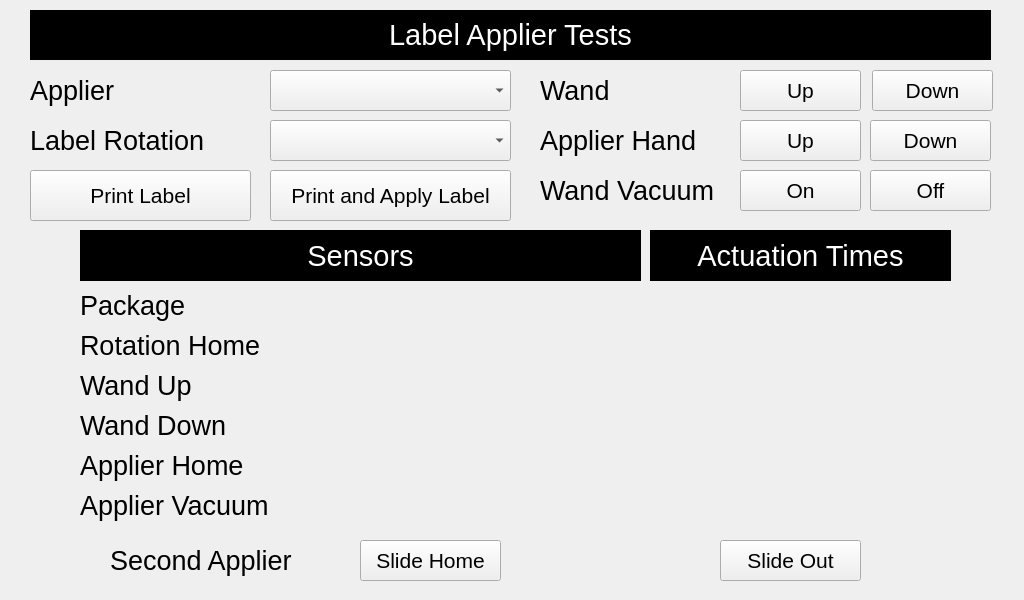
The window that Windux/Application/shared/sessionHandler/screens/serviceNewWrapperTestLabelApplier.ui (itwfeg/NGW-Branch-4.2.300) describes before a commit, drawn with Qt 5.
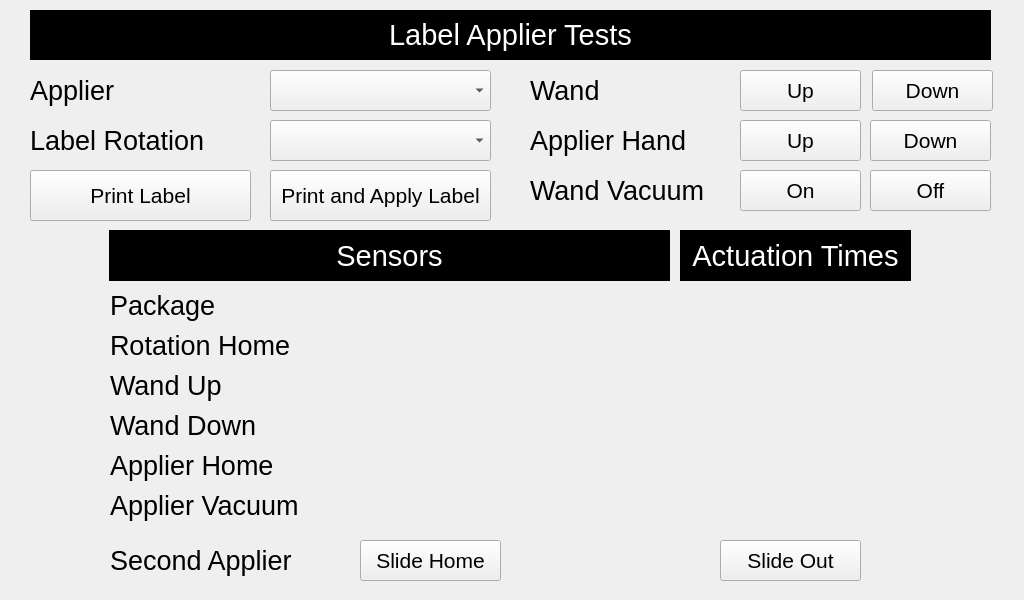
The same window after the commit.

Diff of the .ui file:
```diff
--- a/Windux/Application/shared/sessionHandler/screens/serviceNewWrapperTestLabelApplier.ui
+++ b/Windux/Application/shared/sessionHandler/screens/serviceNewWrapperTestLabelApplier.ui
@@ -46,7 +46,7 @@
   <widget class="QLabel" name="lblPackageSensor">
    <property name="geometry">
     <rect>
-     <x>520</x>
+     <x>550</x>
      <y>290</y>
      <width>121</width>
      <height>31</height>
@@ -70,7 +70,7 @@
   <widget class="QLabel" name="lblProductNumber_4">
    <property name="geometry">
     <rect>
-     <x>80</x>
+     <x>110</x>
      <y>290</y>
      <width>431</width>
      <height>31</height>
@@ -91,7 +91,7 @@
   <widget class="QLabel" name="lblPrimaryStation">
    <property name="geometry">
     <rect>
-     <x>80</x>
+     <x>109</x>
      <y>230</y>
      <width>561</width>
      <height>51</height>
@@ -188,7 +188,7 @@
   <widget class="QLabel" name="lblProductNumber_6">
    <property name="geometry">
     <rect>
-     <x>540</x>
+     <x>530</x>
      <y>170</y>
      <width>201</width>
      <height>41</height>
@@ -266,7 +266,7 @@
   <widget class="QLabel" name="lblProductNumber_3">
    <property name="geometry">
     <rect>
-     <x>540</x>
+     <x>530</x>
      <y>70</y>
      <width>201</width>
      <height>41</height>
@@ -418,19 +418,19 @@
     <rect>
      <x>270</x>
      <y>120</y>
-     <width>241</width>
+     <width>221</width>
      <height>41</height>
     </rect>
    </property>
    <property name="minimumSize">
     <size>
-     <width>241</width>
+     <width>221</width>
      <height>41</height>
     </size>
    </property>
    <property name="maximumSize">
     <size>
-     <width>241</width>
+     <width>221</width>
      <height>41</height>
     </size>
    </property>
@@ -445,7 +445,7 @@
     <rect>
      <x>270</x>
      <y>170</y>
-     <width>241</width>
+     <width>221</width>
      <height>51</height>
     </rect>
    </property>
@@ -505,7 +505,7 @@
     <rect>
      <x>270</x>
      <y>70</y>
-     <width>241</width>
+     <width>221</width>
      <height>41</height>
     </rect>
    </property>
@@ -517,13 +517,13 @@
    </property>
    <property name="minimumSize">
     <size>
-     <width>241</width>
+     <width>221</width>
      <height>31</height>
     </size>
    </property>
    <property name="maximumSize">
     <size>
-     <width>241</width>
+     <width>221</width>
      <height>41</height>
     </size>
    </property>
@@ -536,7 +536,7 @@
   <widget class="QLabel" name="lblProductNumber_8">
    <property name="geometry">
     <rect>
-     <x>80</x>
+     <x>110</x>
      <y>330</y>
      <width>431</width>
      <height>31</height>
@@ -557,7 +557,7 @@
   <widget class="QLabel" name="lblRotationHomeSensor">
    <property name="geometry">
     <rect>
-     <x>520</x>
+     <x>550</x>
      <y>330</y>
      <width>121</width>
      <height>31</height>
@@ -581,7 +581,7 @@
   <widget class="QLabel" name="lblProductNumber_9">
    <property name="geometry">
     <rect>
-     <x>540</x>
+     <x>530</x>
      <y>120</y>
      <width>201</width>
      <height>41</height>
@@ -602,7 +602,7 @@
   <widget class="QLabel" name="lblProductNumber_10">
    <property name="geometry">
     <rect>
-     <x>80</x>
+     <x>110</x>
      <y>370</y>
      <width>431</width>
      <height>31</height>
@@ -623,7 +623,7 @@
   <widget class="QLabel" name="lblProductNumber_11">
    <property name="geometry">
     <rect>
-     <x>80</x>
+     <x>110</x>
      <y>410</y>
      <width>431</width>
      <height>31</height>
@@ -644,7 +644,7 @@
   <widget class="QLabel" name="lblProductNumber_12">
    <property name="geometry">
     <rect>
-     <x>80</x>
+     <x>110</x>
      <y>450</y>
      <width>431</width>
      <height>31</height>
@@ -665,7 +665,7 @@
   <widget class="QLabel" name="lblProductNumber_13">
    <property name="geometry">
     <rect>
-     <x>80</x>
+     <x>110</x>
      <y>490</y>
      <width>431</width>
      <height>31</height>
@@ -686,7 +686,7 @@
   <widget class="QLabel" name="lblWandUpSensor">
    <property name="geometry">
     <rect>
-     <x>520</x>
+     <x>550</x>
      <y>370</y>
      <width>121</width>
      <height>31</height>
@@ -710,7 +710,7 @@
   <widget class="QLabel" name="lblWandDownSensor">
    <property name="geometry">
     <rect>
-     <x>520</x>
+     <x>550</x>
      <y>410</y>
      <width>121</width>
      <height>31</height>
@@ -734,7 +734,7 @@
   <widget class="QLabel" name="lblApplierHomeSensor">
    <property name="geometry">
     <rect>
-     <x>520</x>
+     <x>550</x>
      <y>450</y>
      <width>121</width>
      <height>31</height>
@@ -758,7 +758,7 @@
   <widget class="QLabel" name="lblApplierVacuum">
    <property name="geometry">
     <rect>
-     <x>520</x>
+     <x>550</x>
      <y>490</y>
      <width>121</width>
      <height>31</height>
@@ -779,9 +779,9 @@
   <widget class="QLabel" name="lblPrimaryStation_2">
    <property name="geometry">
     <rect>
-     <x>650</x>
+     <x>680</x>
      <y>230</y>
-     <width>301</width>
+     <width>231</width>
      <height>51</height>
     </rect>
    </property>
@@ -804,9 +804,9 @@
   <widget class="QLabel" name="lblWandUpEvent">
    <property name="geometry">
     <rect>
-     <x>650</x>
+     <x>680</x>
      <y>370</y>
-     <width>301</width>
+     <width>231</width>
      <height>31</height>
     </rect>
    </property>
@@ -825,9 +825,9 @@
   <widget class="QLabel" name="lblWandDownEvent">
    <property name="geometry">
     <rect>
-     <x>650</x>
+     <x>680</x>
      <y>410</y>
-     <width>301</width>
+     <width>231</width>
      <height>31</height>
     </rect>
    </property>
@@ -846,9 +846,9 @@
   <widget class="QLabel" name="lblApplierHomeEvent">
    <property name="geometry">
     <rect>
-     <x>650</x>
+     <x>680</x>
      <y>450</y>
-     <width>301</width>
+     <width>231</width>
      <height>31</height>
     </rect>
    </property>
```
